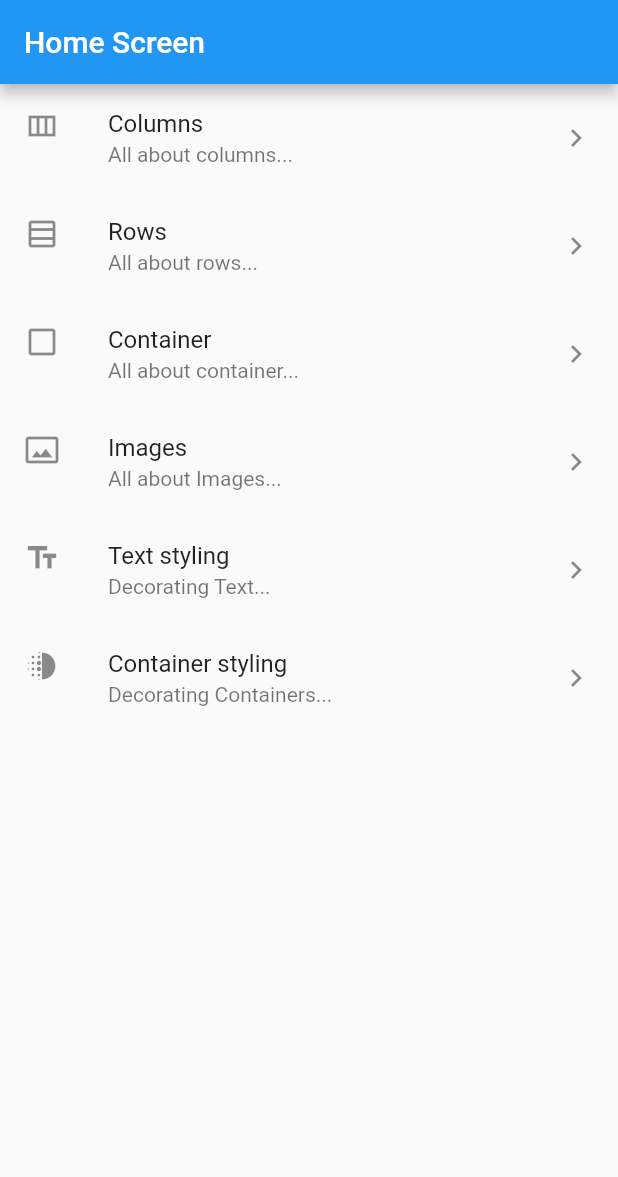
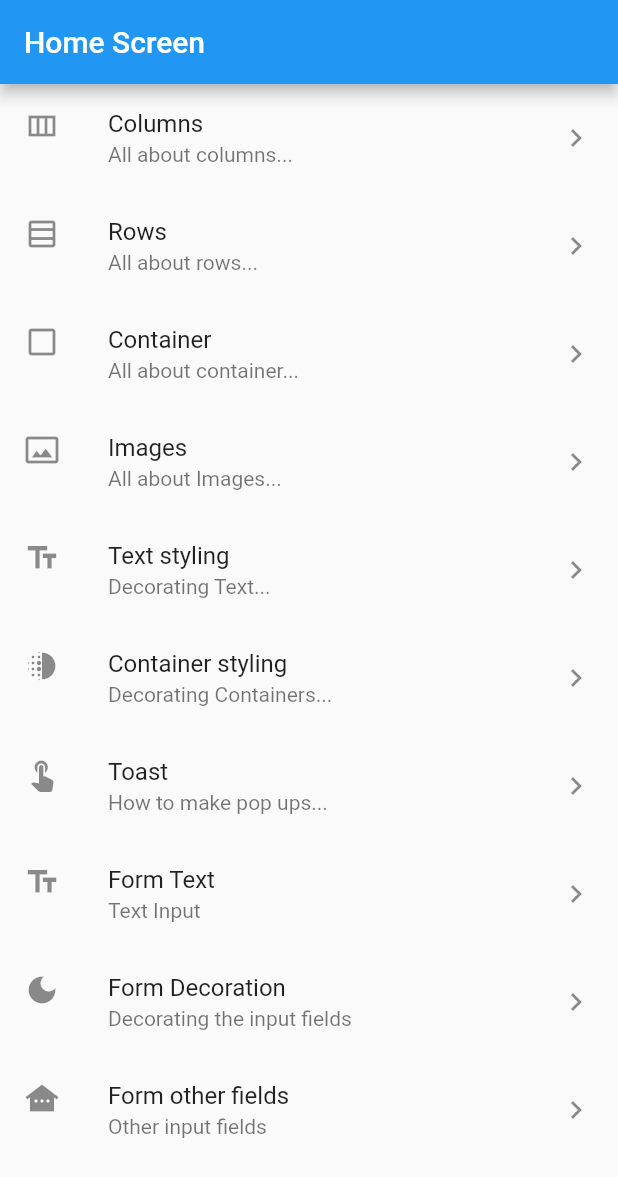
Before and after one commit to KatoStevenMubiru/ULAM_Flutter, a Flutter app: the screen it shows after launch, on a phone screen of 412 x 824 dp. Shown: the top 1177 px of the screen. Run offline on Flutter 3.47's test engine with Material 2 defaults, Android fonts, the phone set to English and light mode, and no system bars.

Commit message:
Update main.dart

```diff
--- a/KATO_ULAM/lib/main.dart
+++ b/KATO_ULAM/lib/main.dart
@@ -2,9 +2,13 @@ import 'package:flutter/material.dart';
 import 'package:myproject/Screens/ColumnScreen.dart';
 import 'package:myproject/screens/ContainerScreen.dart';
 import 'package:myproject/screens/ContainerStylingScreen.dart';
+import 'package:myproject/screens/FormDecoration.dart';
+import 'package:myproject/screens/FormOtherFieldsScreen.dart';
+import 'package:myproject/screens/FormTextField.dart';
 import 'package:myproject/screens/ImagesScreen.dart';
 import 'package:myproject/screens/RowsScreen.dart';
 import 'package:myproject/screens/TextStylingScreen.dart';
+import 'package:myproject/screens/ToastScreen.dart';
 
 void main() {
   runApp(const MyApp());
@@ -152,6 +156,67 @@ class _MyHomePageState extends State<MyHomePage> {
               );
             },
           ),
+
+
+          ListTile(
+            title: Text("Toast"),
+            leading: Icon(Icons.touch_app),
+            trailing: Icon(Icons.chevron_right),
+            subtitle:Text("How to make pop ups..."),
+            onTap: (){
+              Navigator.push(
+                context,
+                MaterialPageRoute(
+                  builder: (context) => ToastScreen(),
+                ),
+              );
+            },
+          ),
+
+          ListTile(
+            title: Text("Form Text"),
+            leading: Icon(Icons.text_fields),
+            trailing: Icon(Icons.chevron_right),
+            subtitle:Text("Text Input"),
+            onTap: (){
+              Navigator.push(
+                context,
+                MaterialPageRoute(
+                  builder: (context) => FormTextField(),
+                ),
+              );
+            },
+          ),
+          ListTile(
+            title: Text("Form Decoration"),
+            leading: Icon(Icons.dark_mode_sharp),
+            trailing: Icon(Icons.chevron_right),
+            subtitle:Text("Decorating the input fields"),
+            onTap: (){
+              Navigator.push(
+                context,
+                MaterialPageRoute(
+                  builder: (context) => FormDecoration(),
+                ),
+              );
+            },
+          ),
+
+
+          ListTile(
+            title: Text("Form other fields"),
+            leading: Icon(Icons.other_houses),
+            trailing: Icon(Icons.chevron_right),
+            subtitle:Text("Other input fields"),
+            onTap: (){
+              Navigator.push(
+                context,
+                MaterialPageRoute(
+                  builder: (context) => FormOtherFieldsScreen(),
+                ),
+              );
+            },
+          ),
           /*InkWell(
             onTap: () {
               Navigator.push(
```
